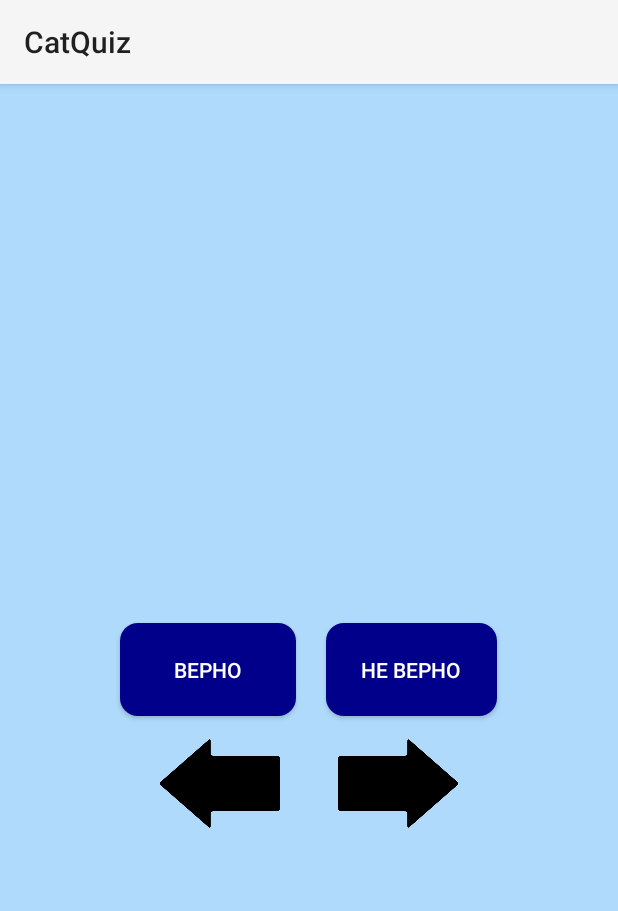
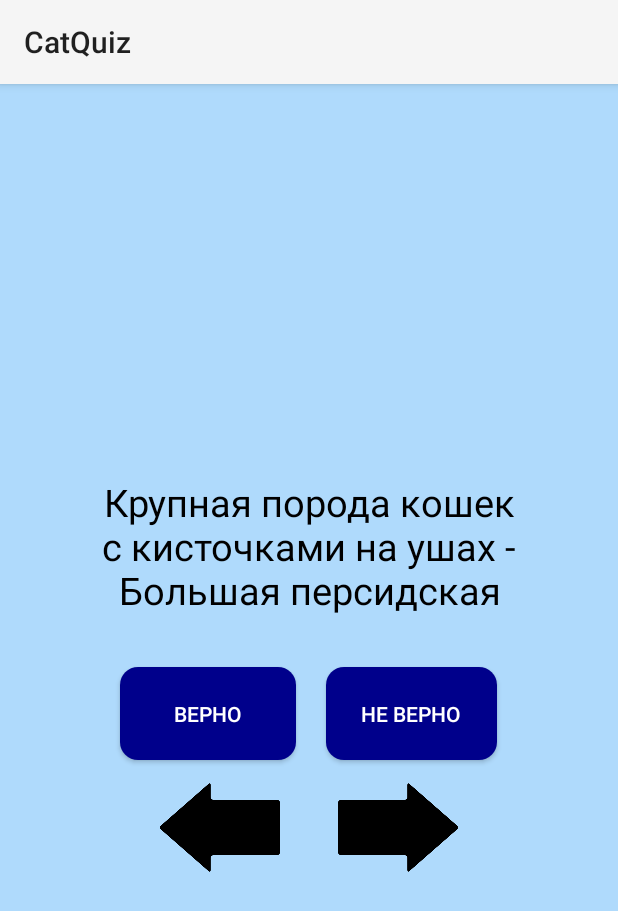
Before and after one commit to bbreadbread/pr15_Mezenceva_Polina_Quiz, an Android app built with Jetpack Compose: the activity_main screen opened directly, with no data from a screen before it, after a tap on "ВЕРНО", on a phone screen of 412 x 824 dp. Shown: the top 911 px of the screen. Run offline under Robolectric (Android 15) with nearby library versions, the phone set to English and light mode, and no system bars; 2 statements that could not run were skipped.

Commit message:
практика 15-16 новая версия

```diff
--- a/app/src/main/AndroidManifest.xml
+++ b/app/src/main/AndroidManifest.xml
@@ -12,9 +12,6 @@
         android:supportsRtl="true"
         android:theme="@style/Theme.Pract_15_16"
         tools:targetApi="31">
-        <activity
-            android:name=".MainActivity"
-            android:exported="false" />
         <activity
             android:name=".activity_main"
             android:exported="false" />
--- a/app/src/main/java/com/example/pract_15_16/activity_main.kt
+++ b/app/src/main/java/com/example/pract_15_16/activity_main.kt
@@ -2,10 +2,54 @@ package com.example.pract_15_16
 
 import androidx.appcompat.app.AppCompatActivity
 import android.os.Bundle
+import android.view.View
+import android.widget.Button
+import android.widget.TextView
+import android.widget.Toast
 
 class activity_main : AppCompatActivity() {
+
+    private lateinit var trueButton: Button
+    private lateinit var falseButton: Button
+    private lateinit var nextButton: Button
+    private lateinit var backButton: Button
+    private lateinit var questionTextView: TextView
+
+    private  val questionBank = listOf(
+        Question(R.string.qest1,false),
+        Question(R.string.qest2,true),
+        Question(R.string.qest3,false),
+        Question(R.string.qest4,true),
+        Question(R.string.qest5,false))
+
+    private var currentIndex = 0
+
     override fun onCreate(savedInstanceState: Bundle?) {
         super.onCreate(savedInstanceState)
         setContentView(R.layout.activity_main)
+
+        trueButton = findViewById(R.id.true_button)
+        falseButton = findViewById(R.id.false_button)
+        nextButton = findViewById(R.id.next_button)
+        backButton = findViewById(R.id.back_button)
+        questionTextView = findViewById(R.id.question_text_view)
+
+        trueButton.setOnClickListener{view: View ->
+            Toast.makeText(
+                this,
+                R.string.correct_toast,
+                Toast.LENGTH_SHORT)
+                .show()
+        }
+        falseButton.setOnClickListener{view: View ->
+            Toast.makeText(
+                this,
+                R.string.incorrect_toast,
+                Toast.LENGTH_SHORT)
+                .show()
+        }
+        val questionTextResId = questionBank[currentIndex].textResId
+        questionTextView.setText(questionTextResId)
     }
+
 }
--- a/app/src/main/res/layout/activity_main.xml
+++ b/app/src/main/res/layout/activity_main.xml
@@ -30,13 +30,7 @@
             android:layout_width="wrap_content"
             android:layout_height="wrap_content"
             android:orientation="horizontal"
-            app:layout_constraintBottom_toBottomOf="parent"
-            app:layout_constraintEnd_toEndOf="parent"
-            app:layout_constraintStart_toStartOf="parent"
-            app:layout_constraintTop_toTopOf="parent"
             tools:ignore="MissingConstraints">
-
-
             <Button
                 android:id="@+id/true_button"
                 android:layout_width="117dp"
@@ -45,8 +39,7 @@
                 android:textColor="@color/white"
                 android:layout_margin="10dp"
                 android:background="@drawable/shape"
-                tools:ignore="MissingConstraints"
-                android:onClick="true_Ivent"/>
+                tools:ignore="MissingConstraints"/>
 
             <Button
                 android:id="@+id/false_button"
@@ -56,8 +49,7 @@
                 android:textColor="@color/white"
                 android:layout_margin="10dp"
                 android:background="@drawable/shape"
-                tools:ignore="MissingConstraints"
-                android:onClick="false_Ivent"/>
+                tools:ignore="MissingConstraints"/>
 
         </LinearLayout>
 
@@ -70,16 +62,16 @@
                 android:id="@+id/back_button"
                 android:layout_width="80dp"
                 android:layout_height="70dp"
-                android:layout_marginRight="19dp"
+                android:layout_marginEnd="19dp"
                 android:background="@drawable/arrow_left"
-                android:onClick="back_Ivent"/>
+                android:contentDescription="TODO" />
             <ImageButton
                 android:id="@+id/next_button"
                 android:layout_width="80dp"
                 android:layout_height="70dp"
-                android:layout_marginLeft="19dp"
+                android:layout_marginStart="19dp"
                 android:background="@drawable/arrow_right"
-                android:onClick="next_Ivent"/>
+                android:contentDescription="TODO" />
         </LinearLayout>
 
 
--- a/app/src/main/res/values/strings.xml
+++ b/app/src/main/res/values/strings.xml
@@ -15,4 +15,7 @@
     <string name="qest3">В древней Греции поклонялись кошкам</string>
     <string name="qest4">Самая-самая популярная кошка в России — европейская короткошерстная</string>
     <string name="qest5">Cамого дружелюбного кота звали Феликс</string>
+
+    <string name="correct_toast">Правильно!</string>
+    <string name="incorrect_toast">Не правильно!</string>
 </resources>
```
Also changed, not shown: app/src/main/java/com/example/pract_15_16/MainActivity.kt (+6 -39 lines), app/src/main/java/com/example/pract_15_16/SignIn_Screen.kt (+6 -5 lines), app/src/main/res/layout/activity_sign_in_screen.xml (+8 -8 lines).
